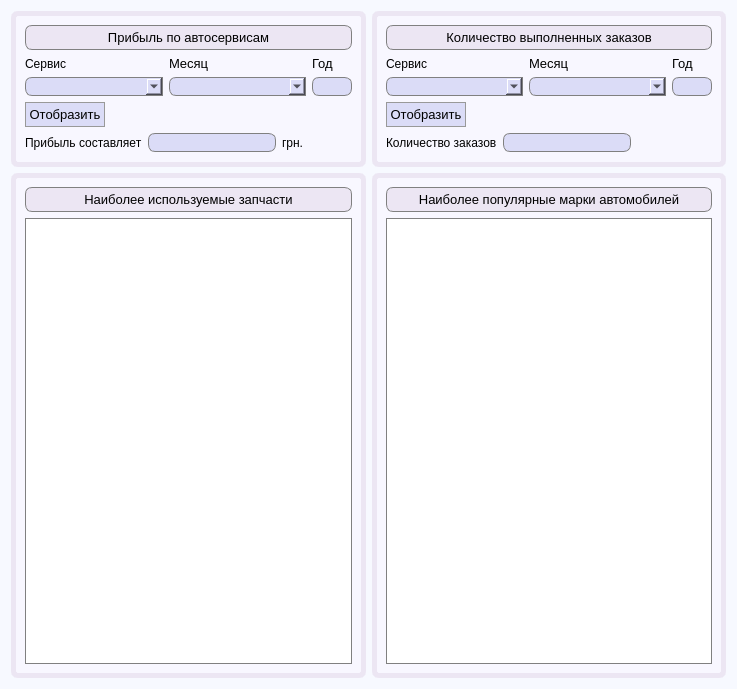
Above: src/app/view/AnalyticsDialog.ui from FediiBohdan/TechService before the change. Below: the same form after it.
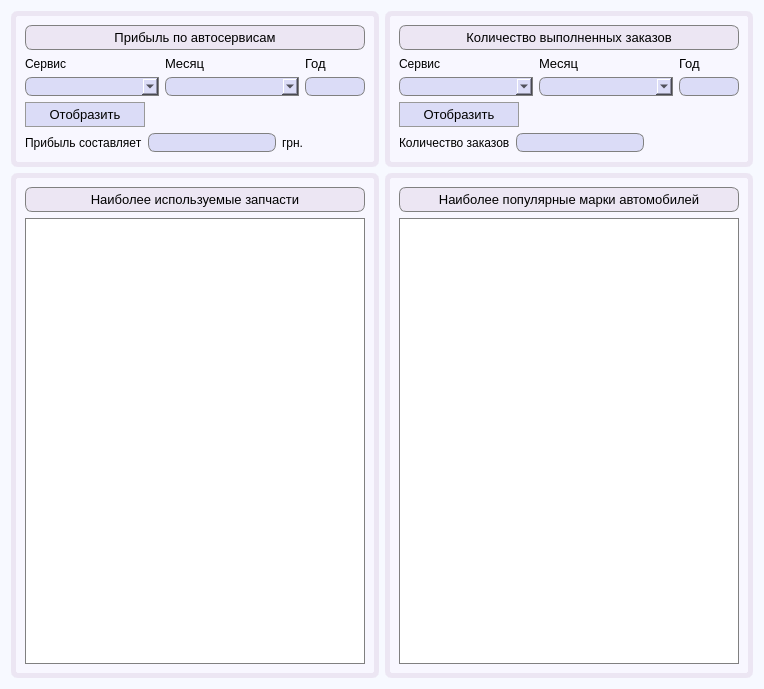
That is the form after the change.

```diff
--- a/src/app/view/AnalyticsDialog.ui
+++ b/src/app/view/AnalyticsDialog.ui
@@ -6,7 +6,7 @@
    <rect>
     <x>0</x>
     <y>0</y>
-    <width>737</width>
+    <width>764</width>
     <height>689</height>
    </rect>
   </property>
@@ -198,7 +198,7 @@
          <widget class="QLineEdit" name="yearLine">
           <property name="maximumSize">
            <size>
-            <width>40</width>
+            <width>60</width>
             <height>16777215</height>
            </size>
           </property>
@@ -223,13 +223,13 @@
        <widget class="QPushButton" name="showAnalyticsButton">
         <property name="minimumSize">
          <size>
-          <width>80</width>
+          <width>0</width>
           <height>25</height>
          </size>
         </property>
         <property name="maximumSize">
          <size>
-          <width>80</width>
+          <width>120</width>
           <height>16777215</height>
          </size>
         </property>
@@ -508,7 +508,7 @@
          <widget class="QLineEdit" name="ordersYearLine">
           <property name="maximumSize">
            <size>
-            <width>40</width>
+            <width>60</width>
             <height>16777215</height>
            </size>
           </property>
@@ -539,7 +539,7 @@
         </property>
         <property name="maximumSize">
          <size>
-          <width>80</width>
+          <width>120</width>
           <height>16777215</height>
          </size>
         </property>
```
